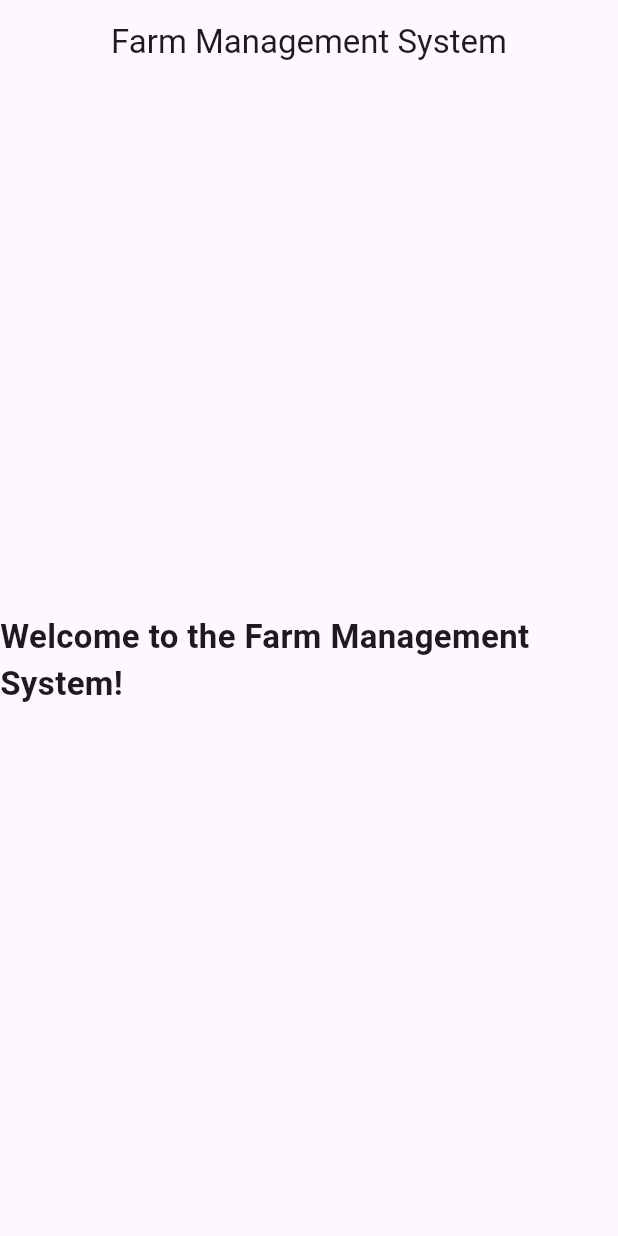
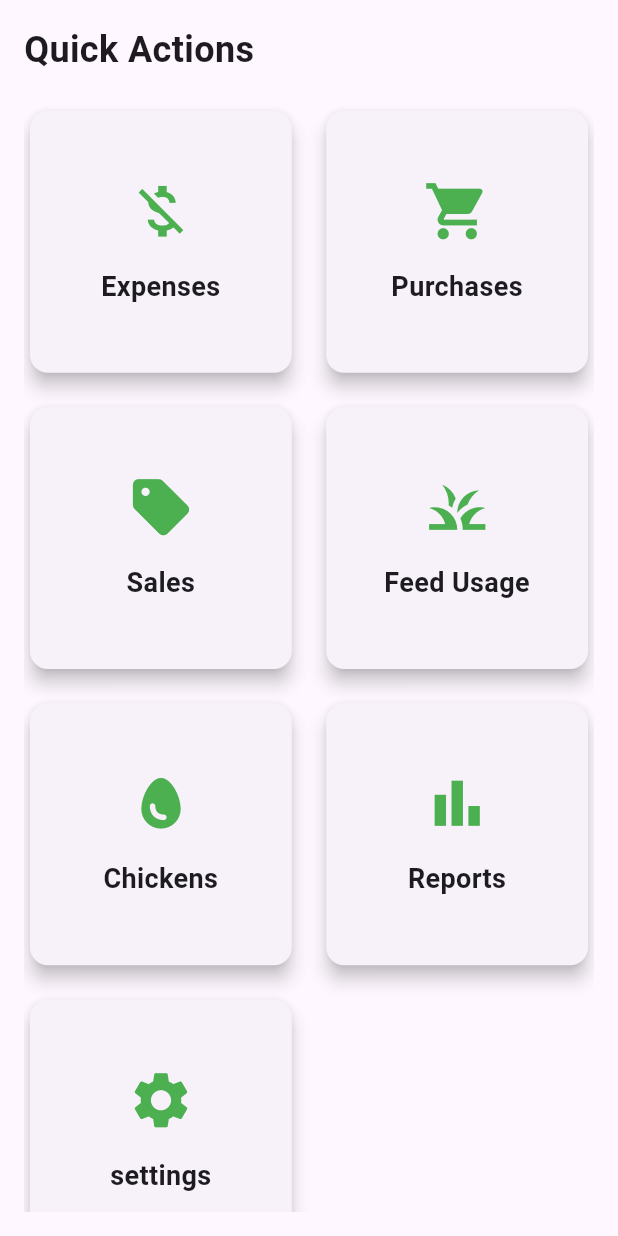
Before and after one commit to hoodpoet07/farm-management-system, a Flutter app: the screen it shows after launch, on a phone screen of 412 x 824 dp. Run offline on Flutter 3.47's test engine with Material 3 defaults, Android fonts, the phone set to English and light mode, and no system bars.

Commit message:
Linking screens

```diff
--- a/lib/main.dart
+++ b/lib/main.dart
@@ -1,6 +1,5 @@
 import 'package:flutter/material.dart';
 import 'screens/dashboard_screen.dart';
-
 void main() {
   runApp(const FarmManagementApp());
 }
--- a/lib/screens/dashboard_screen.dart
+++ b/lib/screens/dashboard_screen.dart
@@ -1,23 +1,137 @@
 import 'package:flutter/material.dart';
-
+import '../widgets/dashboard_card.dart';
+import 'expenses_screen.dart';
+import 'purchases_screen.dart';
+import 'sales_screen.dart';
+import 'settings_screen.dart';
+import 'feed_usage_screen.dart';
+import 'reports_screen.dart';
+import 'feed_inventory.dart';
 class DashboardScreen extends StatelessWidget{
   const DashboardScreen({super.key});
 
   @override
   Widget build(BuildContext context){
     return Scaffold(
-      appBar: AppBar(
-        title: const Text('Farm Management System'),
-        centerTitle: true,
+      body: Padding(
+  padding: const EdgeInsets.all(16),
+  child: Column(
+    crossAxisAlignment: CrossAxisAlignment.start,
+    children: [
+
+      const Text(
+        "Quick Actions",
+        style: TextStyle(
+          fontSize: 24,
+          fontWeight: FontWeight.bold,
+        ),
       ),
-      body: const Center(
-        child: Text('Welcome to the Farm Management System!',
-         style: TextStyle(
-          fontSize: 22,
-          fontWeight: FontWeight.bold,),
 
-        )
+      const SizedBox(height: 20),
+
+      Expanded(
+        child: GridView.count(
+          crossAxisCount: 2,
+          crossAxisSpacing: 15,
+          mainAxisSpacing: 15,
+          children: [
+
+            DashboardCard(
+              icon: Icons.money_off,
+              title: "Expenses",
+              onTap: () {
+                Navigator.push(
+                  context,
+                  MaterialPageRoute(
+                    builder: (context)=>const ExpensesScreen(),
+                  ),
+                );
+              },
+            ),
+
+            DashboardCard(
+              icon: Icons.shopping_cart,
+              title: "Purchases",
+              onTap: () {
+                Navigator.push(
+                  context,
+                  MaterialPageRoute(
+                    builder: (context)=>const PurchasesScreen(),
+                  ),
+                );
+              },
+            ),
+
+            DashboardCard(
+              icon: Icons.sell,
+              title: "Sales",
+              onTap: () {
+                Navigator.push(
+                  context,
+                  MaterialPageRoute(
+                    builder: (context)=>const SalesScreen(),
+                  )
+                );
+              },
+            ),
+
+            DashboardCard(
+              icon: Icons.grass,
+              title: "Feed Usage",
+              onTap: () {
+                Navigator.push(
+                  context,
+                  MaterialPageRoute(
+                    builder: (context)=>const FeedUsageScreen(),
+                  ),
+                );
+              },
+            ),
+
+            DashboardCard(
+              icon: Icons.egg,
+              title: "Chickens",
+              onTap: () {
+                Navigator.push(
+                  context,
+                  MaterialPageRoute(
+                    builder: (context)=>const FeedInventoryScreen(),
+                  )
+                );
+              },
+            ),
+
+            DashboardCard(
+              icon: Icons.bar_chart,
+              title: "Reports",
+              onTap: () {
+                Navigator.push(
+                  context,
+                  MaterialPageRoute(
+                    builder: (context)=>const ReportsScreen(),
+                  ),
+                );
+              },
+            ),
+            DashboardCard(
+              icon: Icons.settings,
+              title: "settings",
+              onTap: (){
+                Navigator.push(
+                  context,
+                  MaterialPageRoute(
+                    builder: (context)=>const SettingsScreen(),
+                  ),
+                );
+              },
+              ),
+
+          ],
+        ),
       ),
+    ],
+  ),
+),
     );
   }
 
--- /dev/null
+++ b/lib/widgets/dashboard_card.dart
@@ -0,0 +1,44 @@
+import 'package:flutter/material.dart';
+
+class DashboardCard extends StatelessWidget{
+  final IconData icon;
+  final String title;
+  final VoidCallback onTap;
+
+  const DashboardCard({
+    super.key,
+    required this.icon,
+    required this.title,
+    required this.onTap,
+  });
+
+  @override
+  Widget build(BuildContext context){
+    return Card(
+      elevation: 5,
+      child: InkWell(
+        onTap: onTap,
+        borderRadius: BorderRadius.circular(12),
+        child: Column(
+          mainAxisAlignment: MainAxisAlignment.center,
+          children:[
+            Icon(
+              icon,
+              size: 45,
+              color: Colors.green,
+            ),
+            const SizedBox(height: 15),
+            Text(
+              title,
+              textAlign: TextAlign.center,
+              style: const TextStyle(
+                fontSize: 18,
+                fontWeight: FontWeight.bold,
+              ),
+            )
+          ]
+        )
+      )
+    );
+  }
+}
```
Also changed, not shown: lib/screens/expenses_screen.dart (+22 -0 lines), lib/screens/feed_inventory.dart (+23 -0 lines), lib/screens/feed_usage_screen.dart (+22 -0 lines), lib/screens/purchases_screen.dart (+22 -0 lines), lib/screens/reports_screen.dart (+22 -0 lines), lib/screens/sales_screen.dart (+22 -0 lines), lib/screens/settings_screen.dart (+22 -0 lines), flutter_01.png (added), 1 other file.
